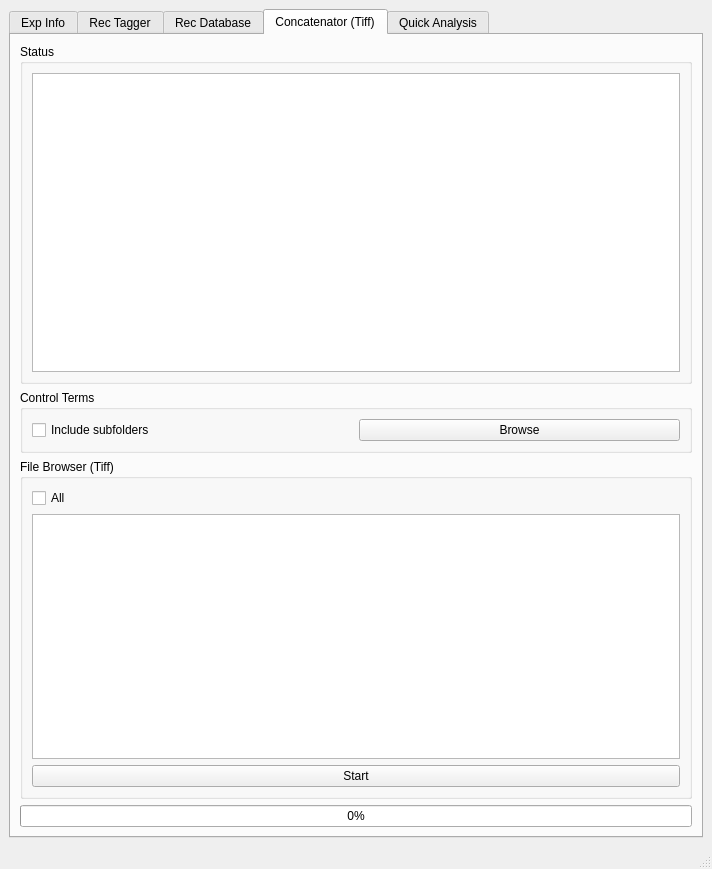
The window that ui/metadata_generator.ui (kang62489/PG_003) describes before a commit, drawn with Qt 5.
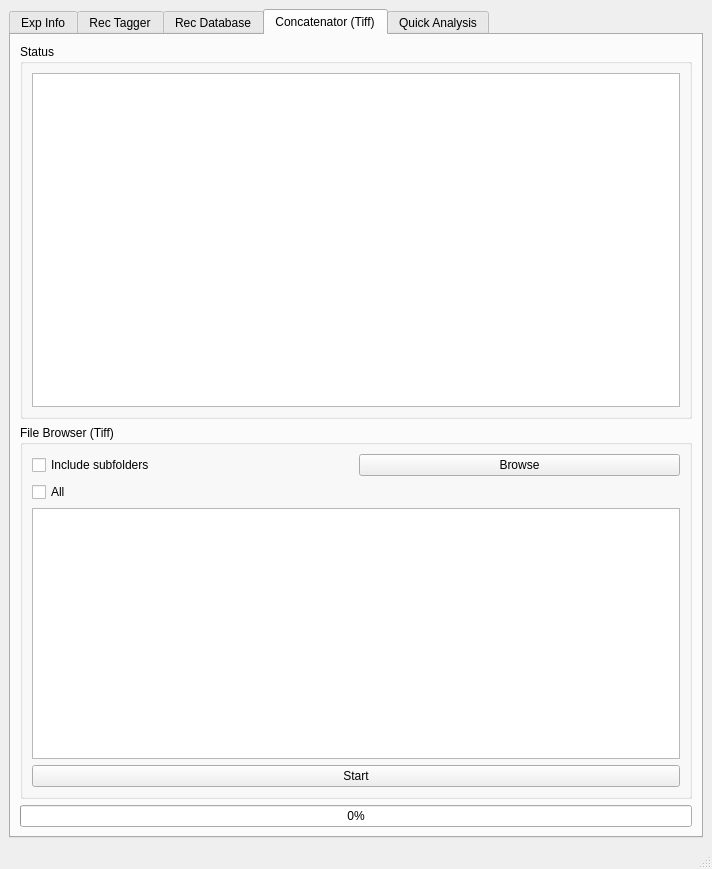
The same window after the commit.

Commit message: CheckBoxSizeDelegate version 1, scaling the default indicators of items in QListView by repainting them

Patch:
```diff
--- a/ui/metadata_generator.ui
+++ b/ui/metadata_generator.ui
@@ -6,7 +6,7 @@
    <rect>
     <x>0</x>
     <y>0</y>
-    <width>709</width>
+    <width>711</width>
     <height>869</height>
    </rect>
   </property>
@@ -1052,35 +1052,30 @@
           </layout>
          </widget>
         </item>
-        <item>
-         <widget class="QGroupBox" name="groupBox_concat_controls">
-          <property name="title">
-           <string>Control Terms</string>
-          </property>
-          <layout class="QHBoxLayout" name="horizontalLayout_24">
-           <item>
-            <widget class="QCheckBox" name="checkBox_includeSubfolders">
-             <property name="text">
-              <string>Include subfolders</string>
-             </property>
-            </widget>
-           </item>
-           <item>
-            <widget class="QPushButton" name="btn_browse_tiffs">
-             <property name="text">
-              <string>Browse</string>
-             </property>
-            </widget>
-           </item>
-          </layout>
-         </widget>
-        </item>
         <item>
          <widget class="QGroupBox" name="groupBox_tiffBrowser">
           <property name="title">
            <string>File Browser (Tiff)</string>
           </property>
           <layout class="QVBoxLayout" name="verticalLayout_17">
+           <item>
+            <layout class="QHBoxLayout" name="horizontalLayout_10">
+             <item>
+              <widget class="QCheckBox" name="checkBox_includeSubfolders">
+               <property name="text">
+                <string>Include subfolders</string>
+               </property>
+              </widget>
+             </item>
+             <item>
+              <widget class="QPushButton" name="btn_browse_tiffs">
+               <property name="text">
+                <string>Browse</string>
+               </property>
+              </widget>
+             </item>
+            </layout>
+           </item>
            <item>
             <widget class="QCheckBox" name="checkBox_selectAllFiles">
              <property name="text">
```
Left out of the diff: 2 changed lines with no effect on the pictures. The commit also changes 11 other files.
